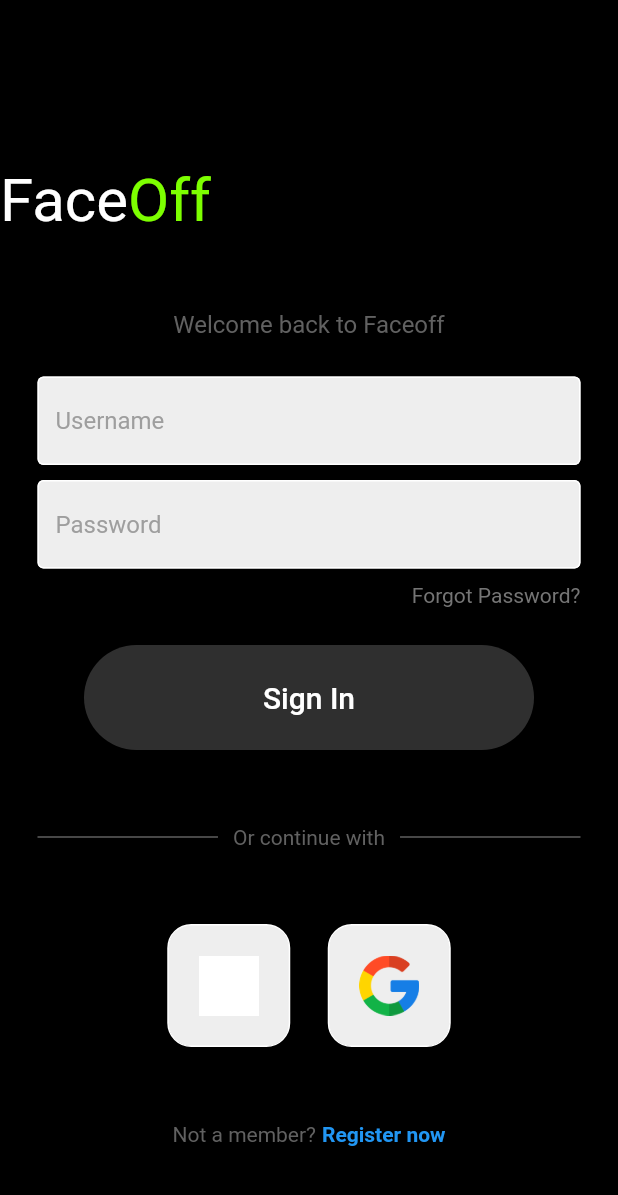
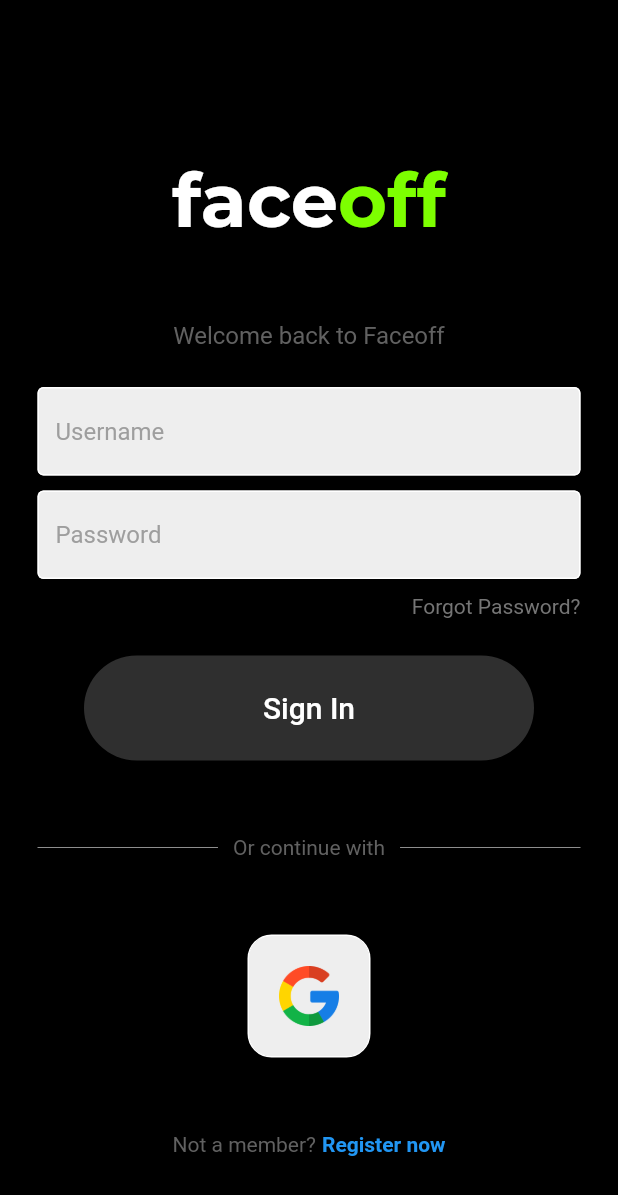
Before and after one commit to Harshith996/face_off_repository, a Flutter app: the LoginPage screen opened directly, on a phone screen of 412 x 824 dp. Shown: the top 1195 px of the screen. Run offline on Flutter 3.47's test engine with Material 2 defaults, Android fonts, the phone set to English and light mode, and no system bars; our stand-ins replace carousel_slider, google_fonts, shared_preferences; missing offline and left inert: dart:ffi; accounts and stored records are empty.

```diff
--- a/lib/main.dart
+++ b/lib/main.dart
@@ -24,7 +24,7 @@
         primarySwatch: Colors.blue,
         visualDensity: VisualDensity.adaptivePlatformDensity,
       ),
-      home: const MeetupDecisionPage(),
+      home: LoginPage(),
     );
   }
 }
--- a/lib/ui/screens/login_page.dart
+++ b/lib/ui/screens/login_page.dart
@@ -1,4 +1,5 @@
 import 'package:flutter/material.dart';
+import 'package:google_fonts/google_fonts.dart';
 import '../shared/widgets/wide_dark_background_button.dart';
 import '../shared/widgets/square_tile.dart';
 import '../shared/widgets/custom_text_field.dart';
@@ -26,20 +27,26 @@
               const SizedBox(height: 50),
 
               // logo
-              Row(children: const [
+              Row(
+                mainAxisAlignment: MainAxisAlignment.center,
+                children: [
                 Text (
-                'Face',
-                style: TextStyle(
-                  color: Colors.white,
-                  fontSize: 40,
+                'face',
+                style: GoogleFonts.montserrat(
+                  fontSize: 50,
+                  color: const Color(CustomColors.white),
+                  fontWeight: FontWeight.w700,
                 ),
+
               ),
-                Text(
-                  'Off',
-                style: TextStyle(
-                  color: Color(CustomColors.green),
-                  fontSize: 40,
-                ),
+               Text(
+                  'off',
+                style: GoogleFonts.montserrat(
+                  fontSize: 50,
+                  color: const Color(CustomColors.green),
+                  fontWeight: FontWeight.w700,
+
+                )
                 )
               ],
               ),
@@ -128,11 +135,6 @@
                 mainAxisAlignment: MainAxisAlignment.center,
                 children: const [
                   // google button
-                  SquareTile(imagePath: 'assets/images/apple.jpeg'),
-
-                  SizedBox(width: 25),
-
-                  // apple button
                   SquareTile(imagePath: 'assets/images/google.png')
                 ],
               ),
--- a/pubspec.yaml
+++ b/pubspec.yaml
@@ -38,6 +38,7 @@
   cupertino_icons: ^1.0.2
   shared_preferences: ^2.0.15
   carousel_slider: ^4.1.1
+  google_fonts: 3.0.1
 
 dev_dependencies:
   flutter_test:
```
Also changed, not shown: pubspec.lock, 1 other file.
